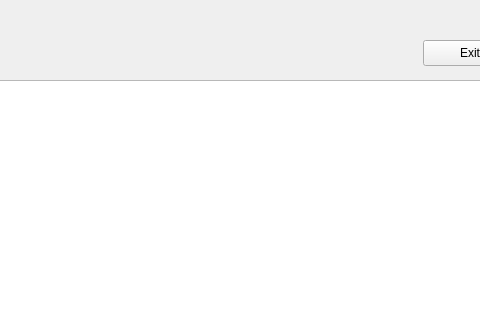
Above: client/Lobby/joinlobby.ui from mateozorzi/practice-sdd before the change; both pictures show x 157 to 637 and y 0 to 320 of the 800 by 600 pixel window. Below: the same form after it.
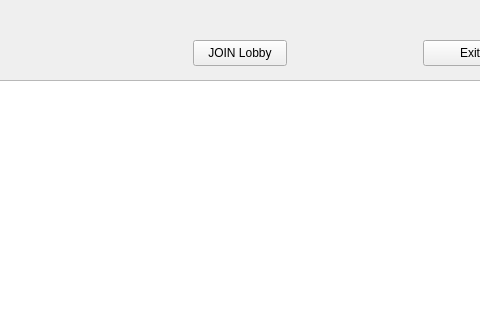
That is the form after the change.

Commit message:
Create/Join lobby
For now create lobby creates with id 1, and join lobby only send the message to join the lobby with id 1

```diff
--- a/client/Lobby/joinlobby.ui
+++ b/client/Lobby/joinlobby.ui
@@ -50,6 +50,19 @@
      <string>Exit</string>
     </property>
    </widget>
+   <widget class="QPushButton" name="pushButton">
+    <property name="geometry">
+     <rect>
+      <x>350</x>
+      <y>40</y>
+      <width>94</width>
+      <height>26</height>
+     </rect>
+    </property>
+    <property name="text">
+     <string>JOIN Lobby</string>
+    </property>
+   </widget>
   </widget>
   <widget class="QMenuBar" name="menubar">
    <property name="geometry">
```
The commit also changes 7 other files.
